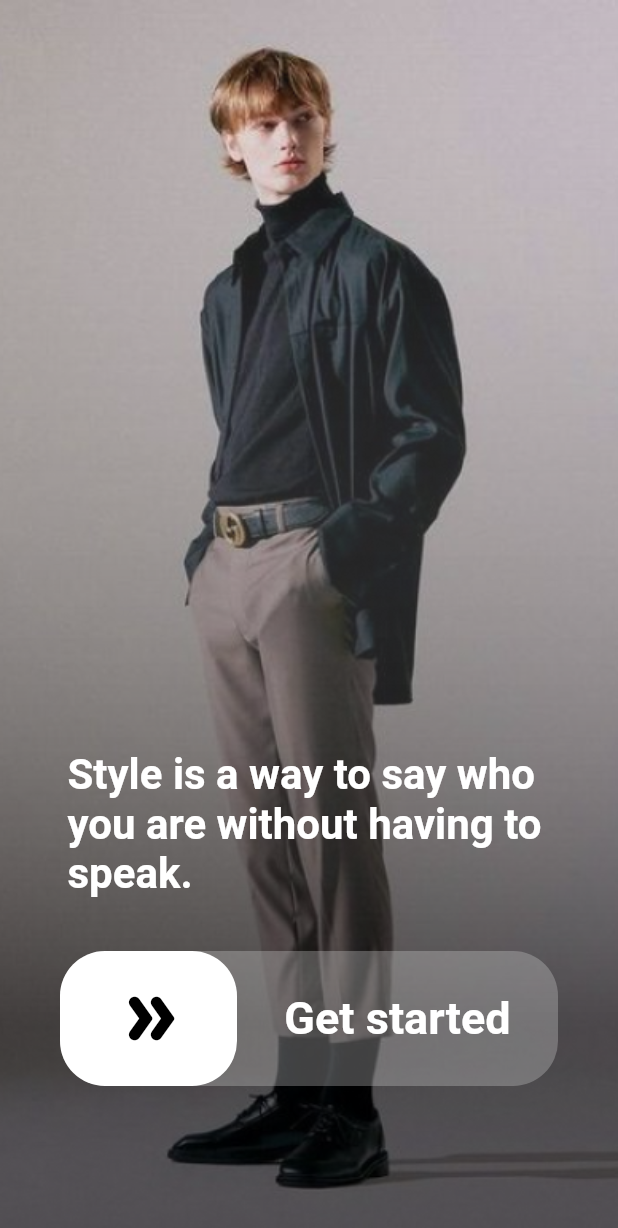
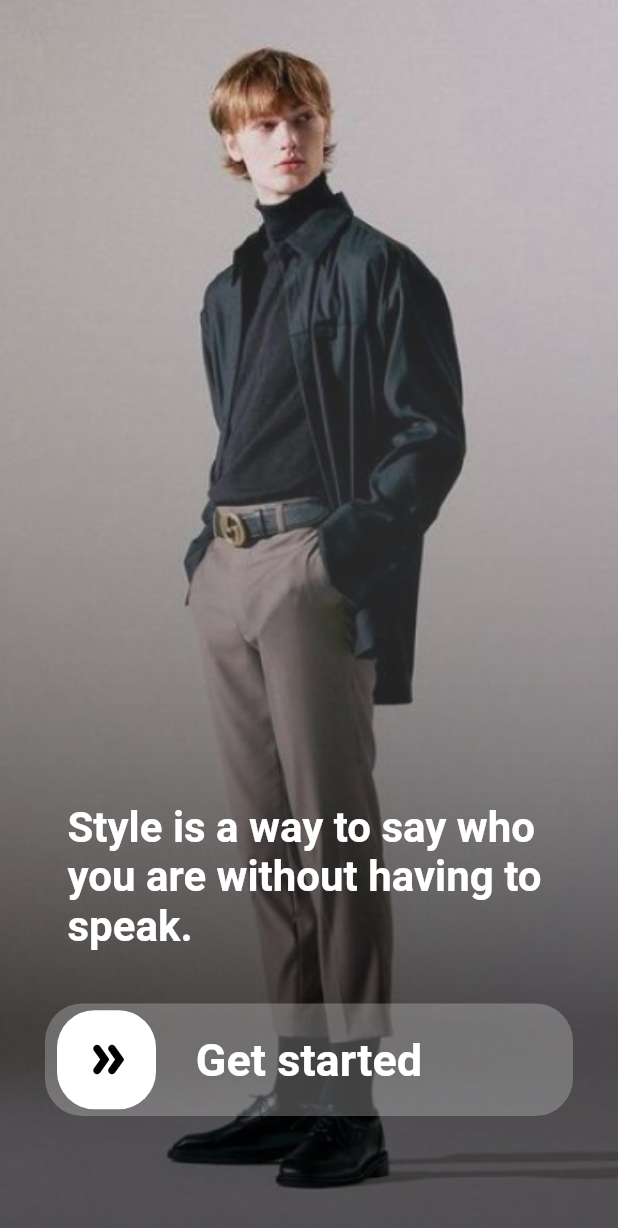
Before and after one commit to nhlinhseuit/Flutter-styLLe, a Flutter app: the BoardingPage screen opened directly, on a phone screen of 412 x 824 dp. Shown: the top 1228 px of the screen. Run offline on Flutter 3.47's test engine with Material 2 defaults, Android fonts, the phone set to English and light mode, and no system bars; drawn by our look-alikes of slide_to_act; our stand-ins replace google_fonts.

Commit message:
20/4 - boarding screen - pre_login screen

```diff
--- a/lib/main.dart
+++ b/lib/main.dart
@@ -1,6 +1,7 @@
 import 'package:flutter/material.dart';
 import 'package:stylle/pages/boarding_page.dart';
 import 'package:stylle/pages/pre_login_page.dart';
+import 'package:stylle/pages/slide.dart';
 
 void main() {
   runApp(const MyApp());
@@ -13,7 +14,7 @@ class MyApp extends StatelessWidget {
   Widget build(BuildContext context) {
 
     return const MaterialApp(
-        home: PreLoginPage(),
+        home: BoardingPage(),
     );
   }
 }
--- a/lib/pages/boarding_page.dart
+++ b/lib/pages/boarding_page.dart
@@ -1,5 +1,7 @@
 import 'package:flutter/material.dart';
 import 'package:google_fonts/google_fonts.dart';
+import 'package:slide_to_act/slide_to_act.dart';
+import 'package:stylle/pages/pre_login_page.dart';
 
 class BoardingPage extends StatefulWidget {
   const BoardingPage({super.key});
@@ -24,7 +26,7 @@ class _BoardingPageState extends State<BoardingPage> {
             width: (MediaQuery.of(context).size.width),
           ),
           Positioned(
-            bottom: 100,
+            bottom: 50,
             right: 0, left: 0,
 // Oke chwa?
 // a chua, gio muon them 1 dong chu o tren cai box nay thi them 1 cai child moi pk a
@@ -33,7 +35,8 @@ class _BoardingPageState extends State<BoardingPage> {
                 Container(
                   margin:
                       // const EdgeInsets.symmetric(horizontal: 40, vertical: 35),
-                      const EdgeInsets.only(top: 35, bottom: 35, left: 45, right: 30),
+                      const EdgeInsets.only(
+                          top: 35, bottom: 35, left: 45, right: 30),
                   child: Text(
                     "Style is a way to say who you are without having to speak.",
                     style: GoogleFonts.abhayaLibre(
@@ -44,43 +47,32 @@ class _BoardingPageState extends State<BoardingPage> {
                     textAlign: TextAlign.left,
                   ),
                 ),
-                Container(
-                  decoration: BoxDecoration(
-                    borderRadius: BorderRadius.circular(30.00),
-                    color: const Color.fromRGBO(217, 217, 217, 0.3),
-                  ),
-                  // width: MediaQuery.of(context).size.width - 100,
-                  height: 90,
-                  margin: const EdgeInsets.symmetric(horizontal: 40),
-
-                  child: GestureDetector(
-                    onHorizontalDragUpdate: (event) async {
-                      if (event.primaryDelta! > 10) {
-                        _incTansXVal();
-                      }
+                Padding(
+                  padding: const EdgeInsets.only(left: 30, right: 30, bottom: 30),
+                  child: SlideAction(
+                    height: 75,
+                    borderRadius: 25,
+                    elevation: 0,
+                    // innerColor: ,
+                    outerColor: const Color.fromRGBO(217, 217, 217, 0.3),
+                    sliderButtonIcon: const Icon(
+                      Icons.double_arrow_rounded,
+                      color: Colors.black,
+                      size: 34,
+                    ),
+                    text: "Get started",
+                    textStyle: GoogleFonts.abhayaLibre(
+                        textStyle: const TextStyle(
+                            color: Colors.white,
+                            fontSize: 30.00,
+                            fontWeight: FontWeight.bold)),
+                    sliderRotate: false,
+                    onSubmit: () {
+                      Navigator.push(
+                          context,
+                          MaterialPageRoute(
+                              builder: (context) => const PreLoginPage()));
                     },
-                    child: Row(
-                      mainAxisAlignment: MainAxisAlignment.spaceBetween,
-                      children: [
-                        getStarted(),
-                        myWidth == 0.0
-                            ?  Expanded(
-                                child: Center(
-                                  child: Text(
-                                    "Get started",
-                                    style: GoogleFonts.abhayaLibre(
-                                        textStyle: const TextStyle(
-                                            color: Colors.white,
-                                            fontSize: 30.00,
-                                            fontWeight: FontWeight.bold)),
-                                    // style: TextStyle(
-                                    //     color: Colors.white, fontSize: 23.00),
-                                  ),
-                                ),
-                              )
-                            : const SizedBox(),
-                      ],
-                    ),
                   ),
                 ),
               ],
@@ -114,7 +106,7 @@ class _BoardingPageState extends State<BoardingPage> {
                     Flexible(
                       child: Text(
                         "  Successfully!",
-                        style: TextStyle(color: Colors.green, fontSize: 26.00, fontWeight: FontWeight.w600),
+                        style: TextStyle(color: Colors.green, fontSize: 26.00),
                       ),
                     ),
                   ],
--- a/pubspec.yaml
+++ b/pubspec.yaml
@@ -36,6 +36,7 @@ dependencies:
   # Use with the CupertinoIcons class for iOS style icons.
   cupertino_icons: ^1.0.2
   google_fonts: ^4.0.3
+  slide_to_act: ^2.0.1
 
 dev_dependencies:
   flutter_test:
```
Also changed, not shown: lib/pages/slide.dart (added, +49 -0 lines), pubspec.lock.
